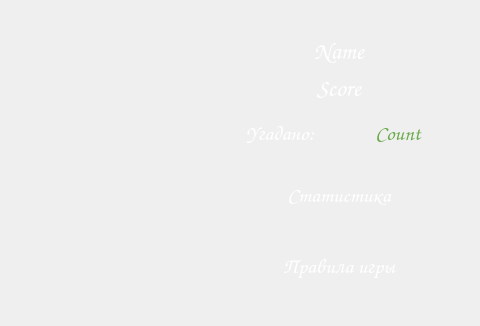
This is mainwindow.ui in dronnikovigor/gui-1h2017-14 as Qt 5 draws it before an edit; both pictures show x 720 to 1200 and y 0 to 326 of the 1200 by 700 pixel window. The edited form follows.
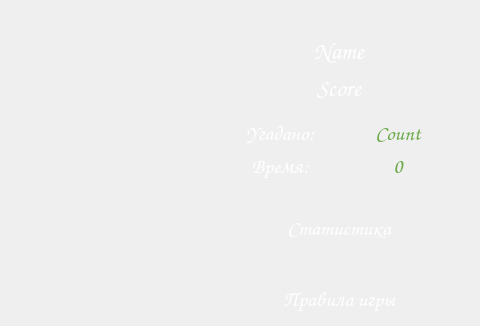
This is the edited form. Icons and pictures are not drawn.

The edit to the form file:
```diff
--- a/mainwindow.ui
+++ b/mainwindow.ui
@@ -2184,6 +2184,44 @@
               </property>
              </widget>
             </item>
+            <item row="1" column="0">
+             <widget class="QLabel" name="score_4">
+              <property name="font">
+               <font>
+                <family>Comic Sans MS</family>
+                <pointsize>16</pointsize>
+               </font>
+              </property>
+              <property name="styleSheet">
+               <string notr="true">color: rgb(255, 255, 255);</string>
+              </property>
+              <property name="text">
+               <string>&lt;html&gt;&lt;head/&gt;&lt;body&gt;&lt;p align=&quot;center&quot;&gt;Время:&lt;/p&gt;&lt;/body&gt;&lt;/html&gt;</string>
+              </property>
+              <property name="alignment">
+               <set>Qt::AlignRight|Qt::AlignTrailing|Qt::AlignVCenter</set>
+              </property>
+             </widget>
+            </item>
+            <item row="1" column="1">
+             <widget class="QLabel" name="timerLabel">
+              <property name="font">
+               <font>
+                <family>Comic Sans MS</family>
+                <pointsize>16</pointsize>
+               </font>
+              </property>
+              <property name="styleSheet">
+               <string notr="true">color: rgb(106, 170, 73);</string>
+              </property>
+              <property name="text">
+               <string>0</string>
+              </property>
+              <property name="alignment">
+               <set>Qt::AlignCenter</set>
+              </property>
+             </widget>
+            </item>
            </layout>
           </item>
           <item>
```
